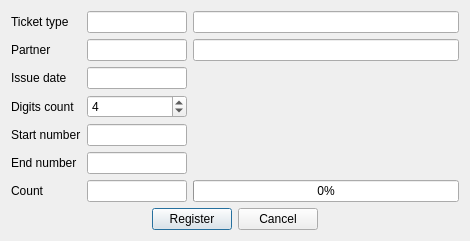
End1-1/FlashCards, file registerticketdialog.ui: the form before one commit.
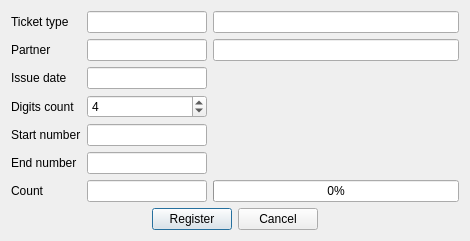
The form after the commit. Custom widgets are drawn as their Qt base class.

```diff
--- a/registerticketdialog.ui
+++ b/registerticketdialog.ui
@@ -7,7 +7,7 @@
     <x>0</x>
     <y>0</y>
     <width>470</width>
-    <height>223</height>
+    <height>224</height>
    </rect>
   </property>
   <property name="windowTitle">
@@ -40,13 +40,13 @@
        <widget class="C5LineEdit" name="leTicket">
         <property name="minimumSize">
          <size>
-          <width>100</width>
+          <width>120</width>
           <height>0</height>
          </size>
         </property>
         <property name="maximumSize">
          <size>
-          <width>100</width>
+          <width>120</width>
           <height>16777215</height>
          </size>
         </property>
@@ -76,13 +76,13 @@
        <widget class="C5LineEdit" name="lePartner">
         <property name="minimumSize">
          <size>
-          <width>100</width>
+          <width>120</width>
           <height>0</height>
          </size>
         </property>
         <property name="maximumSize">
          <size>
-          <width>100</width>
+          <width>120</width>
           <height>16777215</height>
          </size>
         </property>
@@ -112,13 +112,13 @@
        <widget class="C5DateEdit" name="deDate">
         <property name="minimumSize">
          <size>
-          <width>100</width>
+          <width>120</width>
           <height>0</height>
          </size>
         </property>
         <property name="maximumSize">
          <size>
-          <width>100</width>
+          <width>120</width>
           <height>16777215</height>
          </size>
         </property>
@@ -133,6 +133,18 @@
       </item>
       <item row="3" column="1">
        <widget class="QSpinBox" name="sbDigits">
+        <property name="minimumSize">
+         <size>
+          <width>120</width>
+          <height>0</height>
+         </size>
+        </property>
+        <property name="maximumSize">
+         <size>
+          <width>120</width>
+          <height>16777215</height>
+         </size>
+        </property>
         <property name="suffix">
          <string/>
         </property>
@@ -152,13 +164,13 @@
        <widget class="C5LineEdit" name="leNumberStart">
         <property name="minimumSize">
          <size>
-          <width>100</width>
+          <width>120</width>
           <height>0</height>
          </size>
         </property>
         <property name="maximumSize">
          <size>
-          <width>100</width>
+          <width>120</width>
           <height>16777215</height>
          </size>
         </property>
@@ -175,13 +187,13 @@
        <widget class="C5LineEdit" name="leNumberEnd">
         <property name="minimumSize">
          <size>
-          <width>100</width>
+          <width>120</width>
           <height>0</height>
          </size>
         </property>
         <property name="maximumSize">
          <size>
-          <width>100</width>
+          <width>120</width>
           <height>16777215</height>
          </size>
         </property>
@@ -198,13 +210,13 @@
        <widget class="C5LineEdit" name="leCount">
         <property name="minimumSize">
          <size>
-          <width>100</width>
+          <width>120</width>
           <height>0</height>
          </size>
         </property>
         <property name="maximumSize">
          <size>
-          <width>100</width>
+          <width>120</width>
           <height>16777215</height>
          </size>
         </property>
@@ -292,17 +304,17 @@
    <extends>QLineEdit</extends>
    <header location="global">c5lineedit.h</header>
   </customwidget>
-  <customwidget>
-   <class>C5DateEdit</class>
-   <extends>QLineEdit</extends>
-   <header location="global">c5dateedit.h</header>
-  </customwidget>
   <customwidget>
    <class>WdtContainer</class>
    <extends>QWidget</extends>
    <header location="global">wdtcontainer.h</header>
    <container>1</container>
   </customwidget>
+  <customwidget>
+   <class>C5DateEdit</class>
+   <extends>QLineEdit</extends>
+   <header location="global">c5dateedit.h</header>
+  </customwidget>
  </customwidgets>
  <resources/>
  <connections/>
```
